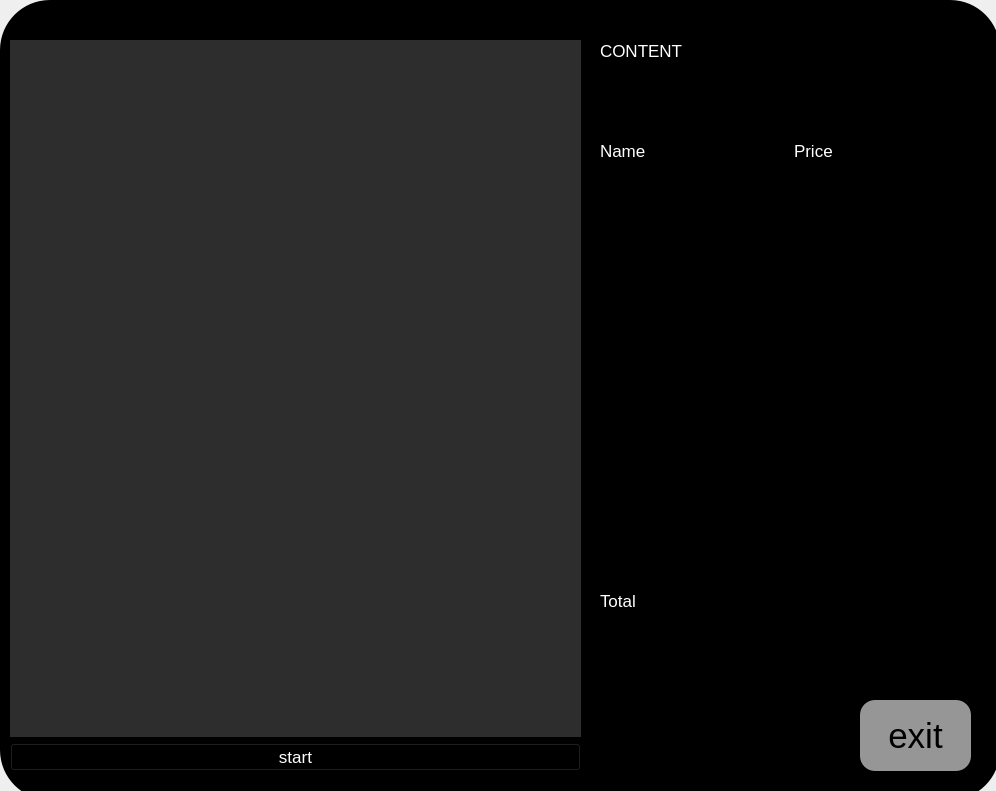
Above: GUI_2_version/Main.ui from jyp-studio/self-checkout before the change. Below: the same form after it.
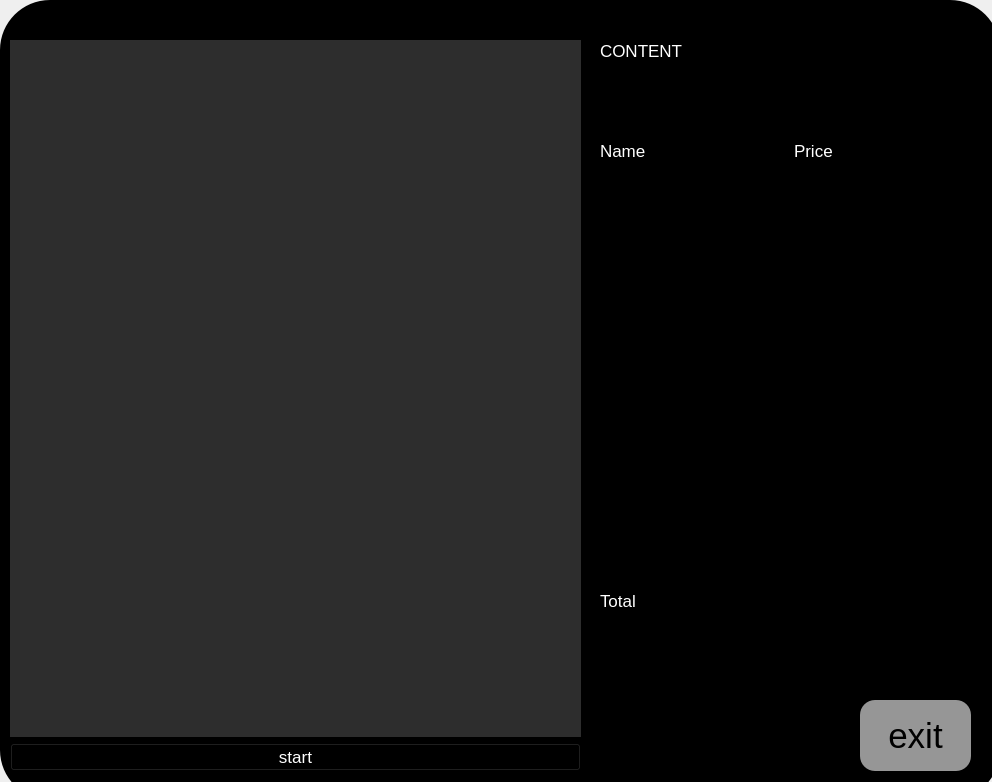
That is the form after the change.

```diff
--- a/GUI_2_version/Main.ui
+++ b/GUI_2_version/Main.ui
@@ -6,8 +6,8 @@
    <rect>
     <x>0</x>
     <y>0</y>
-    <width>996</width>
-    <height>791</height>
+    <width>992</width>
+    <height>782</height>
    </rect>
   </property>
   <property name="font">
```
Left out of the diff: 67 changed lines with no effect on the pictures.
